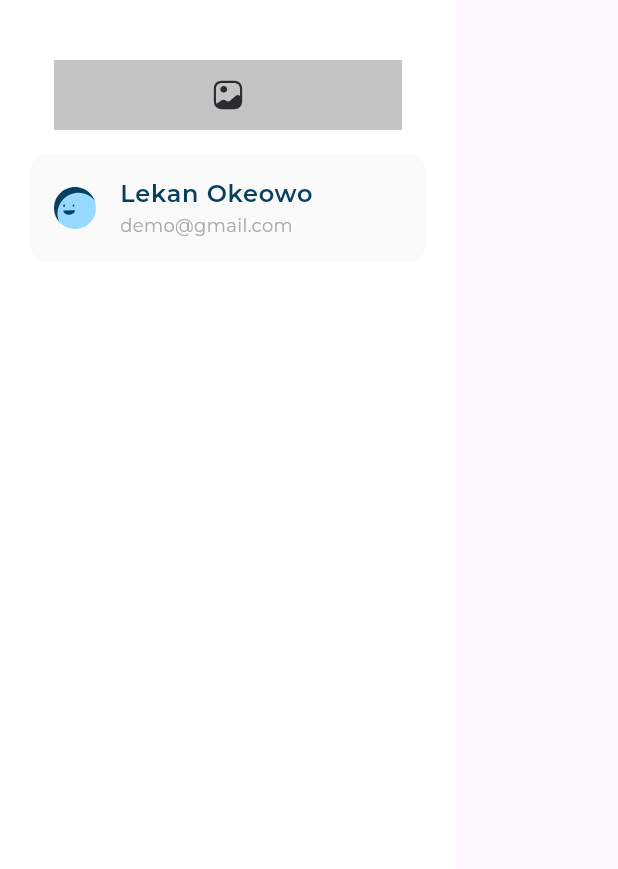
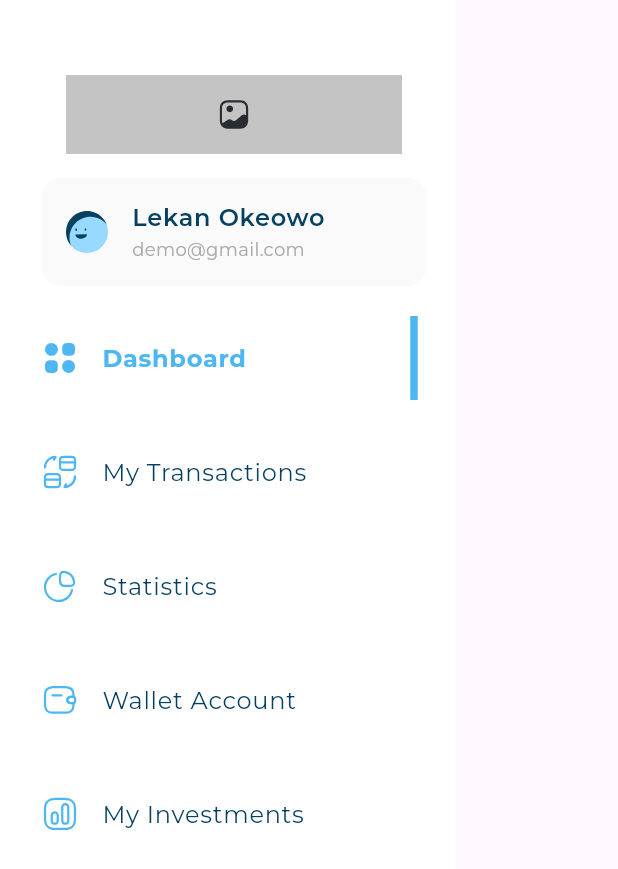
Before and after one commit to FlutterProjectsForOlaMohammed/Responsive-Admin-Dashboard, a Flutter app: the CustomDrawer widget shown alone on an empty page, opened directly, on a phone screen of 412 x 824 dp. Shown: the top 869 px of the screen. Run offline on Flutter 3.47's test engine with Material 3 defaults, Android fonts, the phone set to English and light mode, and no system bars; our stand-ins replace flutter_svg; project files that could hold a hidden picture were left out.

Commit message:
finish active drawer transaction list tile & not active drawer transaction list tile .

```diff
--- /dev/null
+++ b/lib/Features/Admin Dashboard/data/models/transaction_model.dart
@@ -0,0 +1,9 @@
+class TransactionModel {
+  final String leadingIcon;
+  final String name;
+
+  TransactionModel({
+    required this.leadingIcon,
+    required this.name,
+  });
+}
--- /dev/null
+++ b/lib/Features/Admin Dashboard/presentation/views/widgets/active_drawer_transaction_list_tile.dart
@@ -0,0 +1,36 @@
+import 'package:flutter/material.dart';
+import 'package:flutter_svg/svg.dart';
+import 'package:responsive_admin_dashboard/Features/Admin%20Dashboard/data/models/transaction_model.dart';
+import 'package:responsive_admin_dashboard/core/utils/color_palette.dart';
+import 'package:responsive_admin_dashboard/core/utils/text_styles.dart';
+
+class ActiveDrawerTransactionListTile extends StatelessWidget {
+  const ActiveDrawerTransactionListTile({
+    super.key,
+    required this.onTap,
+    required this.transactionModel,
+  });
+
+  final void Function() onTap;
+  final TransactionModel transactionModel;
+
+  @override
+  Widget build(BuildContext context) {
+    return ListTile(
+      trailing: const VerticalDivider(
+        color: ColorPalette.lightBlue,
+        thickness: 5,
+      ),
+      contentPadding: EdgeInsets.zero,
+      onTap: onTap,
+      leading: SvgPicture.asset(
+        transactionModel.leadingIcon,
+        height: 24,
+      ),
+      title: Text(
+        transactionModel.name,
+        style: TextStyles.styleBold16,
+      ),
+    );
+  }
+}
--- a/lib/Features/Admin Dashboard/presentation/views/widgets/custom_drawer.dart
+++ b/lib/Features/Admin Dashboard/presentation/views/widgets/custom_drawer.dart
@@ -1,7 +1,9 @@
 import 'package:flutter/material.dart';
 import 'package:responsive_admin_dashboard/Features/Admin%20Dashboard/data/models/user_info_model.dart';
-import 'package:responsive_admin_dashboard/Features/Admin%20Dashboard/presentation/view%20models/profile_image.dart';
+import 'package:responsive_admin_dashboard/Features/Admin%20Dashboard/presentation/views/widgets/drawer_transaction_list_view.dart';
+import 'package:responsive_admin_dashboard/Features/Admin%20Dashboard/presentation/views/widgets/profile_image.dart';
 import 'package:responsive_admin_dashboard/Features/Admin%20Dashboard/presentation/views/widgets/user_info_list_tile.dart';
+import 'package:responsive_admin_dashboard/core/constants.dart';
 import 'package:responsive_admin_dashboard/core/utils/app_images.dart';
 
 class CustomDrawer extends StatelessWidget {
@@ -14,9 +16,12 @@ class CustomDrawer extends StatelessWidget {
       elevation: 0,
       shape: const RoundedRectangleBorder(),
       child: Padding(
-        padding: const EdgeInsets.symmetric(horizontal: 20, vertical: 40),
+        padding: const EdgeInsets.only(left: 28, right: 20),
         child: Column(
           children: [
+            const SizedBox(
+              height: 50,
+            ),
             const ProfileImage(),
             const SizedBox(
               height: 16,
@@ -28,6 +33,11 @@ class CustomDrawer extends StatelessWidget {
                 email: "demo@gmail.com",
               ),
             ),
+            Expanded(
+              child: DrawerTransactionsListView(
+                transactionsList: drawerTransactionsList,
+              ),
+            ),
           ],
         ),
       ),
--- /dev/null
+++ b/lib/Features/Admin Dashboard/presentation/views/widgets/drawer_transaction_list_tile.dart
@@ -0,0 +1,30 @@
+import 'package:flutter/material.dart';
+import 'package:responsive_admin_dashboard/Features/Admin%20Dashboard/data/models/transaction_model.dart';
+import 'package:responsive_admin_dashboard/Features/Admin%20Dashboard/presentation/views/widgets/active_drawer_transaction_list_tile.dart';
+import 'package:responsive_admin_dashboard/Features/Admin%20Dashboard/presentation/views/widgets/not_active_drawer_transaction_list_tile.dart';
+
+class DrawerTransactionsListTile extends StatelessWidget {
+  const DrawerTransactionsListTile(
+      {super.key,
+      required this.transactionModel,
+      required this.isClicked,
+      required this.onTap});
+  final TransactionModel transactionModel;
+  final bool isClicked;
+  final void Function() onTap;
+  @override
+  Widget build(BuildContext context) {
+    return Padding(
+      padding: const EdgeInsets.only(top: 20),
+      child: isClicked
+          ? ActiveDrawerTransactionListTile(
+              onTap: onTap,
+              transactionModel: transactionModel,
+            )
+          : NotActiveDrawerTransactionListTile(
+              onTap: onTap,
+              transactionModel: transactionModel,
+            ),
+    );
+  }
+}
--- /dev/null
+++ b/lib/Features/Admin Dashboard/presentation/views/widgets/drawer_transaction_list_view.dart
@@ -0,0 +1,36 @@
+import 'package:flutter/material.dart';
+import 'package:responsive_admin_dashboard/Features/Admin%20Dashboard/data/models/transaction_model.dart';
+import 'package:responsive_admin_dashboard/Features/Admin%20Dashboard/presentation/views/widgets/drawer_transaction_list_tile.dart';
+
+class DrawerTransactionsListView extends StatefulWidget {
+  const DrawerTransactionsListView({super.key, required this.transactionsList});
+  final List<TransactionModel> transactionsList;
+
+  @override
+  State<DrawerTransactionsListView> createState() =>
+      _DrawerTransactionsListViewState();
+}
+
+class _DrawerTransactionsListViewState
+    extends State<DrawerTransactionsListView> {
+  int selectedIndex = 0;
+  @override
+  Widget build(BuildContext context) {
+    return ListView.builder(
+      itemCount: widget.transactionsList.length,
+      itemBuilder: (context, index) {
+        return DrawerTransactionsListTile(
+          onTap: () {
+            if (selectedIndex != index) {
+              setState(() {
+                selectedIndex = index;
+              });
+            }
+          },
+          isClicked: (index == selectedIndex) ? true : false,
+          transactionModel: widget.transactionsList[index],
+        );
+      },
+    );
+  }
+}
--- /dev/null
+++ b/lib/Features/Admin Dashboard/presentation/views/widgets/not_active_drawer_transaction_list_tile.dart
@@ -0,0 +1,31 @@
+import 'package:flutter/material.dart';
+import 'package:flutter_svg/svg.dart';
+import 'package:responsive_admin_dashboard/Features/Admin%20Dashboard/data/models/transaction_model.dart';
+import 'package:responsive_admin_dashboard/core/utils/text_styles.dart';
+
+class NotActiveDrawerTransactionListTile extends StatelessWidget {
+  const NotActiveDrawerTransactionListTile({
+    super.key,
+    required this.onTap,
+    required this.transactionModel,
+  });
+
+  final void Function() onTap;
+  final TransactionModel transactionModel;
+
+  @override
+  Widget build(BuildContext context) {
+    return ListTile(
+      contentPadding: EdgeInsets.zero,
+      onTap: onTap,
+      leading: SvgPicture.asset(
+        transactionModel.leadingIcon,
+        height: 24,
+      ),
+      title: Text(
+        transactionModel.name,
+        style: TextStyles.styleRegular16,
+      ),
+    );
+  }
+}
--- a/lib/Features/Admin Dashboard/presentation/view models/profile_image.dart
+++ b/lib/Features/Admin Dashboard/presentation/views/widgets/profile_image.dart
@@ -10,7 +10,7 @@ class ProfileImage extends StatelessWidget {
   Widget build(BuildContext context) {
     return Container(
       margin: const EdgeInsets.symmetric(horizontal: 16),
-      padding: const EdgeInsets.symmetric(vertical: 12),
+      padding: const EdgeInsets.symmetric(vertical: 15),
       width: MediaQuery.sizeOf(context).width,
       color: const Color(0xffC4C4C4),
       child: SvgPicture.asset(
--- /dev/null
+++ b/lib/core/constants.dart
@@ -0,0 +1,25 @@
+import 'package:responsive_admin_dashboard/Features/Admin%20Dashboard/data/models/transaction_model.dart';
+import 'package:responsive_admin_dashboard/core/utils/app_images.dart';
+
+List<TransactionModel> drawerTransactionsList = [
+  TransactionModel(
+    leadingIcon: Assets.imagesDashboard,
+    name: "Dashboard",
+  ),
+  TransactionModel(
+    leadingIcon: Assets.imagesTransactions,
+    name: "My Transactions",
+  ),
+  TransactionModel(
+    leadingIcon: Assets.imagesStatistics,
+    name: "Statistics",
+  ),
+  TransactionModel(
+    leadingIcon: Assets.imagesWallet,
+    name: "Wallet Account",
+  ),
+  TransactionModel(
+    leadingIcon: Assets.imagesInvestments,
+    name: "My Investments",
+  ),
+];
```
